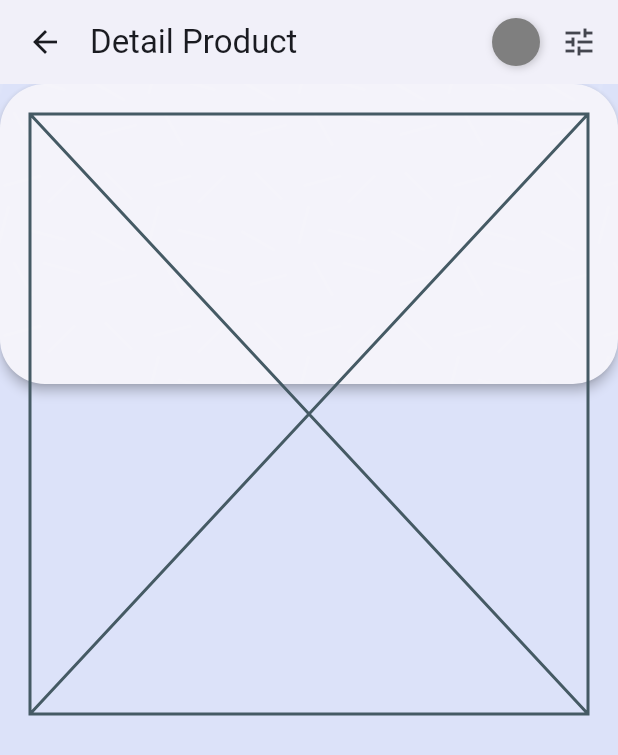
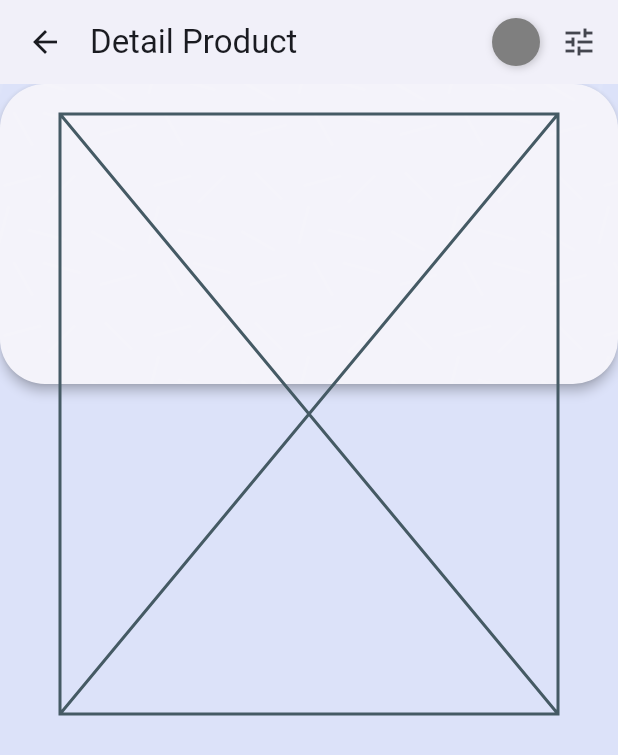
Before and after one commit to reypryma/catalog_do, a Flutter app: the screen it shows after launch, after a tap on "Idalia", on a phone screen of 412 x 824 dp. Shown: the top 755 px of the screen. Run offline on Flutter 3.47's test engine with Material 3 defaults, Android fonts, the light colour scheme and no system bars; drawn by our look-alikes of loader_overlay; our stand-ins replace flutter_spinkit, google_fonts, shared_preferences; Roboto replaces fonts that are missing (Nanum Gothic Coding).

Commit message:
init detail

```diff
--- a/lib/ui/screen/products/detail_product_screen.dart
+++ b/lib/ui/screen/products/detail_product_screen.dart
@@ -5,10 +5,18 @@ import 'package:catalog_do/layout/app_layout.dart';
 import 'package:catalog_do/layout/responsive.dart';
 import 'package:flutter/material.dart';
 
-class DetailProductScreen extends StatelessWidget {
+class DetailProductScreen extends StatefulWidget {
   final ShProduct product;
 
   const DetailProductScreen({super.key, required this.product});
+
+  @override
+  State<DetailProductScreen> createState() => _DetailProductScreenState();
+}
+
+class _DetailProductScreenState extends State<DetailProductScreen> {
+
+  var position = 0;
 
   @override
   Widget build(BuildContext context) {
@@ -27,7 +35,7 @@ class DetailProductScreen extends StatelessWidget {
           desktop: DesktopView(
             title: title,
             invisibleAppBar: hideScaffoldAppBar,
-            widget: _buildContent(context),
+            widget: _buildContentMobile(context),
           ),
         ),
       );
@@ -43,7 +51,7 @@ class DetailProductScreen extends StatelessWidget {
             Container(
               constraints: Responsive().contentAreaWidth(),
               child: Padding(
-                padding: Responsive().deviceType() == "desktop" ? sHorizontalGap : EdgeInsets.zero,
+                padding: sHorizontalGap,
                 child: Placeholder()
               ),
             ),
@@ -52,4 +60,41 @@ class DetailProductScreen extends StatelessWidget {
       ),
     );
   }
+
+  Widget _buildContentMobile(BuildContext context) {
+    return SingleChildScrollView(
+      child: Padding(
+        padding: sAllSidesGap,
+        child: Column(
+          children: [
+            Container(
+              constraints: Responsive().contentAreaWidth(),
+              child: Padding(
+                  padding: EdgeInsets.zero,
+                  child: Placeholder()
+              ),
+            ),
+          ],
+        ),
+      ),
+    );
+  }
+
+  Widget _displayProductImages(BuildContext context){
+    return Container(
+      height: 550,
+      child: PageView.builder(
+        itemCount: widget.product.images!.length,
+        itemBuilder: (context, index) {
+          return Image.asset("images/products${widget.product.images![index].src!}", width: double.infinity, height: 380, fit: BoxFit.cover);
+        },
+        onPageChanged: (index) {
+          position = index;
+          setState(() {});
+        },
+      ),
+    );
+  }
+
+
 }
```
